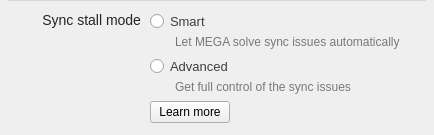
meganz/MEGAsync, file src/MEGASync/syncs/gui/Twoways/macx/SyncStallModeSelector.ui: the form before one commit.
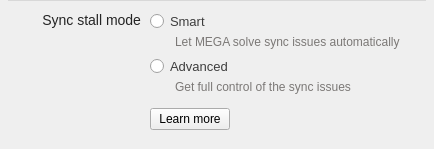
The form after the commit.

Patch:
```diff
--- a/src/MEGASync/syncs/gui/Twoways/macx/SyncStallModeSelector.ui
+++ b/src/MEGASync/syncs/gui/Twoways/macx/SyncStallModeSelector.ui
@@ -7,7 +7,7 @@
     <x>0</x>
     <y>0</y>
     <width>434</width>
-    <height>127</height>
+    <height>149</height>
    </rect>
   </property>
   <property name="windowTitle">
```
Left out of the diff: 3 changed lines with no effect on the pictures.
